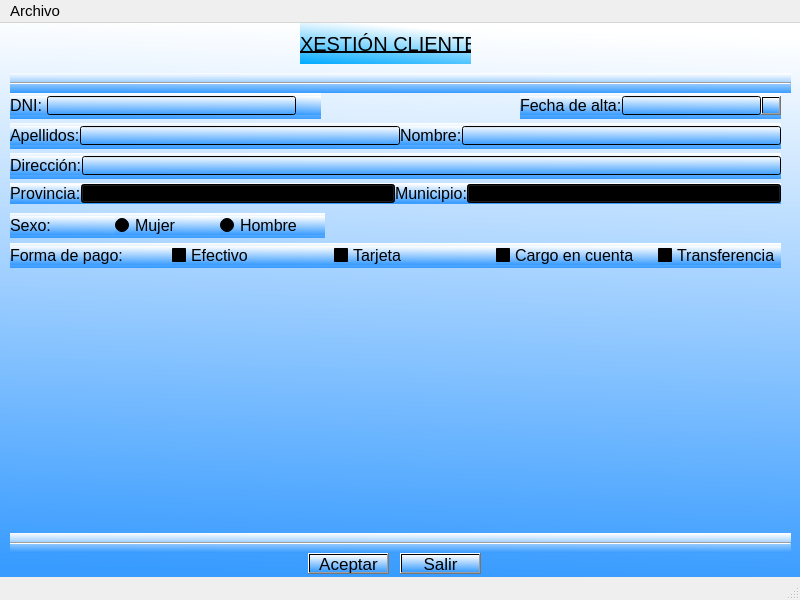
Before: the Qt Designer form prueba.ui in solglez/gonzalezescolar, drawn with Qt 5.
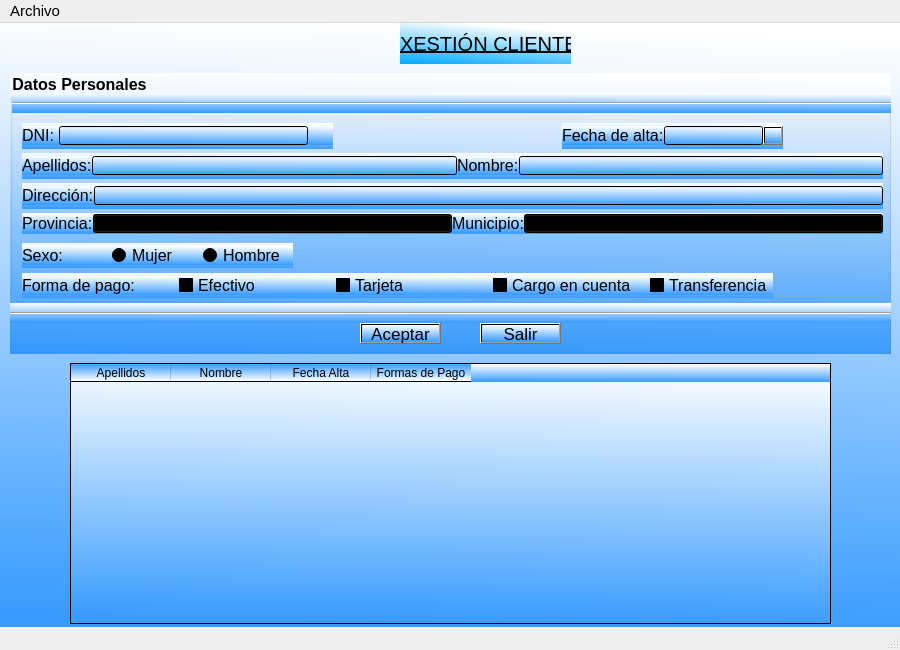
After: the same form once the commit is applied. Icons and pictures are not drawn.

Commit message: Terminamos la programación del calendario y txt inician por mayúscula. Empezamos a reorganizar ventana con table widget.

Diff of the .ui file:
```diff
--- a/prueba.ui
+++ b/prueba.ui
@@ -6,8 +6,8 @@
    <rect>
     <x>0</x>
     <y>0</y>
-    <width>800</width>
-    <height>600</height>
+    <width>900</width>
+    <height>650</height>
    </rect>
   </property>
   <property name="sizePolicy">
@@ -18,8 +18,8 @@
   </property>
   <property name="maximumSize">
    <size>
-    <width>800</width>
-    <height>600</height>
+    <width>1024</width>
+    <height>800</height>
    </size>
   </property>
   <property name="font">
@@ -37,12 +37,311 @@
    <property name="styleSheet">
     <string notr="true"> QWidget{background-color: qlineargradient(spread:pad, x1:0.414, y1:1, x2:0.46, y2:0, stop:0 rgba(55, 155, 255, 255), stop:1 rgba(255, 255, 255, 255));} </string>
    </property>
+   <widget class="QGroupBox" name="groupBox">
+    <property name="geometry">
+     <rect>
+      <x>10</x>
+      <y>50</y>
+      <width>881</width>
+      <height>281</height>
+     </rect>
+    </property>
+    <property name="font">
+     <font>
+      <pointsize>12</pointsize>
+      <weight>75</weight>
+      <bold>true</bold>
+     </font>
+    </property>
+    <property name="title">
+     <string>Datos Personales</string>
+    </property>
+    <property name="alignment">
+     <set>Qt::AlignLeading|Qt::AlignLeft|Qt::AlignVCenter</set>
+    </property>
+    <widget class="QWidget" name="horizontalLayoutWidget_5">
+     <property name="geometry">
+      <rect>
+       <x>12</x>
+       <y>170</y>
+       <width>271</width>
+       <height>25</height>
+      </rect>
+     </property>
+     <layout class="QHBoxLayout" name="horizontalLayout_5">
+      <property name="spacing">
+       <number>0</number>
+      </property>
+      <item>
+       <widget class="QLabel" name="lblSexo">
+        <property name="maximumSize">
+         <size>
+          <width>16777215</width>
+          <height>19</height>
+         </size>
+        </property>
+        <property name="font">
+         <font>
+          <pointsize>12</pointsize>
+         </font>
+        </property>
+        <property name="text">
+         <string>Sexo:</string>
+        </property>
+       </widget>
+      </item>
+      <item>
+       <widget class="QRadioButton" name="rbtFem">
+        <property name="maximumSize">
+         <size>
+          <width>16777215</width>
+          <height>19</height>
+         </size>
+        </property>
+        <property name="font">
+         <font>
+          <pointsize>12</pointsize>
+         </font>
+        </property>
+        <property name="text">
+         <string>Mujer</string>
+        </property>
+        <attribute name="buttonGroup">
+         <string notr="true">rbtGroupSex</string>
+        </attribute>
+       </widget>
+      </item>
+      <item>
+       <widget class="QRadioButton" name="rbtHom">
+        <property name="maximumSize">
+         <size>
+          <width>16777215</width>
+          <height>19</height>
+         </size>
+        </property>
+        <property name="font">
+         <font>
+          <pointsize>12</pointsize>
+         </font>
+        </property>
+        <property name="text">
+         <string>Hombre</string>
+        </property>
+        <attribute name="buttonGroup">
+         <string notr="true">rbtGroupSex</string>
+        </attribute>
+       </widget>
+      </item>
+     </layout>
+    </widget>
+    <widget class="QWidget" name="horizontalLayoutWidget_3">
+     <property name="geometry">
+      <rect>
+       <x>12</x>
+       <y>110</y>
+       <width>861</width>
+       <height>26</height>
+      </rect>
+     </property>
+     <layout class="QHBoxLayout" name="horizontalLayout_3">
+      <property name="spacing">
+       <number>0</number>
+      </property>
+      <property name="sizeConstraint">
+       <enum>QLayout::SetNoConstraint</enum>
+      </property>
+      <item>
+       <widget class="QLabel" name="lblDir">
+        <property name="maximumSize">
+         <size>
+          <width>16777215</width>
+          <height>19</height>
+         </size>
+        </property>
+        <property name="font">
+         <font>
+          <pointsize>12</pointsize>
+         </font>
+        </property>
+        <property name="text">
+         <string>Dirección:</string>
+        </property>
+       </widget>
+      </item>
+      <item>
+       <widget class="QLineEdit" name="txtDir">
+        <property name="maximumSize">
+         <size>
+          <width>16777215</width>
+          <height>19</height>
+         </size>
+        </property>
+        <property name="font">
+         <font>
+          <pointsize>11</pointsize>
+         </font>
+        </property>
+       </widget>
+      </item>
+     </layout>
+    </widget>
+    <widget class="QWidget" name="horizontalLayoutWidget">
+     <property name="geometry">
+      <rect>
+       <x>12</x>
+       <y>50</y>
+       <width>311</width>
+       <height>26</height>
+      </rect>
+     </property>
+     <layout class="QHBoxLayout" name="horizontalLayout">
+      <property name="spacing">
+       <number>0</number>
+      </property>
+      <property name="sizeConstraint">
+       <enum>QLayout::SetNoConstraint</enum>
+      </property>
+      <item>
+       <widget class="QLabel" name="lblDNI">
+        <property name="maximumSize">
+         <size>
+          <width>16777215</width>
+          <height>19</height>
+         </size>
+        </property>
+        <property name="font">
+         <font>
+          <pointsize>12</pointsize>
+          <weight>50</weight>
+          <bold>false</bold>
+         </font>
+        </property>
+        <property name="text">
+         <string>DNI: </string>
+        </property>
+       </widget>
+      </item>
+      <item>
+       <widget class="QLineEdit" name="txtDNI">
+        <property name="maximumSize">
+         <size>
+          <width>16777215</width>
+          <height>19</height>
+         </size>
+        </property>
+        <property name="font">
+         <font>
+          <pointsize>11</pointsize>
+         </font>
+        </property>
+       </widget>
+      </item>
+      <item>
+       <widget class="QLabel" name="lblValidoDNI">
+        <property name="minimumSize">
+         <size>
+          <width>25</width>
+          <height>0</height>
+         </size>
+        </property>
+        <property name="maximumSize">
+         <size>
+          <width>16777215</width>
+          <height>19</height>
+         </size>
+        </property>
+        <property name="font">
+         <font>
+          <pointsize>14</pointsize>
+         </font>
+        </property>
+        <property name="text">
+         <string/>
+        </property>
+       </widget>
+      </item>
+     </layout>
+    </widget>
+    <widget class="QWidget" name="horizontalLayoutWidget_7">
+     <property name="geometry">
+      <rect>
+       <x>552</x>
+       <y>50</y>
+       <width>221</width>
+       <height>26</height>
+      </rect>
+     </property>
+     <layout class="QHBoxLayout" name="horizontalLayout_7">
+      <property name="spacing">
+       <number>0</number>
+      </property>
+      <item>
+       <widget class="QLabel" name="lblAlta">
+        <property name="maximumSize">
+         <size>
+          <width>16777215</width>
+          <height>19</height>
+         </size>
+        </property>
+        <property name="font">
+         <font>
+          <pointsize>12</pointsize>
+         </font>
+        </property>
+        <property name="text">
+         <string>Fecha de alta:</string>
+        </property>
+       </widget>
+      </item>
+      <item>
+       <widget class="QLineEdit" name="txtAltaCli">
+        <property name="maximumSize">
+         <size>
+          <width>100</width>
+          <height>19</height>
+         </size>
+        </property>
+        <property name="font">
+         <font>
+          <pointsize>11</pointsize>
+         </font>
+        </property>
+        <property name="alignment">
+         <set>Qt::AlignRight|Qt::AlignTrailing|Qt::AlignVCenter</set>
+        </property>
+       </widget>
+      </item>
+      <item>
+       <widget class="QPushButton" name="btnCalendar">
+        <property name="maximumSize">
+         <size>
+          <width>20</width>
+          <height>19</height>
+         </size>
+        </property>
+        <property name="text">
+         <string/>
+        </property>
+        <property name="icon">
+         <iconset>
+          <normaloff>img/iconoCal1.png</normaloff>img/iconoCal1.png</iconset>
+        </property>
+        <property name="iconSize">
+         <size>
+          <width>16</width>
+          <height>16</height>
+         </size>
+        </property>
+       </widget>
+      </item>
+     </layout>
+    </widget>
    <widget class="QWidget" name="horizontalLayoutWidget_2">
     <property name="geometry">
      <rect>
-      <x>10</x>
-      <y>100</y>
-      <width>771</width>
+       <x>12</x>
+       <y>80</y>
+       <width>861</width>
       <height>26</height>
      </rect>
     </property>
@@ -121,11 +420,327 @@
      </item>
     </layout>
    </widget>
+    <widget class="QWidget" name="horizontalLayoutWidget_6">
+     <property name="geometry">
+      <rect>
+       <x>12</x>
+       <y>140</y>
+       <width>861</width>
+       <height>21</height>
+      </rect>
+     </property>
+     <layout class="QHBoxLayout" name="horizontalLayout_6">
+      <property name="spacing">
+       <number>0</number>
+      </property>
+      <item>
+       <widget class="QLabel" name="lblPro">
+        <property name="sizePolicy">
+         <sizepolicy hsizetype="Preferred" vsizetype="Preferred">
+          <horstretch>0</horstretch>
+          <verstretch>0</verstretch>
+         </sizepolicy>
+        </property>
+        <property name="maximumSize">
+         <size>
+          <width>16777215</width>
+          <height>19</height>
+         </size>
+        </property>
+        <property name="font">
+         <font>
+          <pointsize>12</pointsize>
+         </font>
+        </property>
+        <property name="text">
+         <string>Provincia:</string>
+        </property>
+       </widget>
+      </item>
+      <item>
+       <widget class="QComboBox" name="cmbProv">
+        <property name="sizePolicy">
+         <sizepolicy hsizetype="Expanding" vsizetype="Fixed">
+          <horstretch>0</horstretch>
+          <verstretch>0</verstretch>
+         </sizepolicy>
+        </property>
+        <property name="maximumSize">
+         <size>
+          <width>16777215</width>
+          <height>19</height>
+         </size>
+        </property>
+       </widget>
+      </item>
+      <item>
+       <widget class="QLabel" name="lblMun">
+        <property name="sizePolicy">
+         <sizepolicy hsizetype="Preferred" vsizetype="Preferred">
+          <horstretch>0</horstretch>
+          <verstretch>0</verstretch>
+         </sizepolicy>
+        </property>
+        <property name="maximumSize">
+         <size>
+          <width>16777215</width>
+          <height>19</height>
+         </size>
+        </property>
+        <property name="font">
+         <font>
+          <pointsize>12</pointsize>
+         </font>
+        </property>
+        <property name="text">
+         <string>Municipio:</string>
+        </property>
+       </widget>
+      </item>
+      <item>
+       <widget class="QComboBox" name="cmbMun">
+        <property name="sizePolicy">
+         <sizepolicy hsizetype="Expanding" vsizetype="Fixed">
+          <horstretch>0</horstretch>
+          <verstretch>0</verstretch>
+         </sizepolicy>
+        </property>
+        <property name="maximumSize">
+         <size>
+          <width>16777215</width>
+          <height>19</height>
+         </size>
+        </property>
+       </widget>
+      </item>
+     </layout>
+    </widget>
+    <widget class="Line" name="line_2">
+     <property name="geometry">
+      <rect>
+       <x>2</x>
+       <y>20</y>
+       <width>881</width>
+       <height>20</height>
+      </rect>
+     </property>
+     <property name="autoFillBackground">
+      <bool>false</bool>
+     </property>
+     <property name="orientation">
+      <enum>Qt::Horizontal</enum>
+     </property>
+    </widget>
+    <widget class="QWidget" name="horizontalLayoutWidget_4">
+     <property name="geometry">
+      <rect>
+       <x>12</x>
+       <y>200</y>
+       <width>751</width>
+       <height>25</height>
+      </rect>
+     </property>
+     <layout class="QHBoxLayout" name="horizontalLayout_4">
+      <property name="spacing">
+       <number>0</number>
+      </property>
+      <item>
+       <widget class="QLabel" name="lblFormapago">
+        <property name="sizePolicy">
+         <sizepolicy hsizetype="Expanding" vsizetype="Preferred">
+          <horstretch>0</horstretch>
+          <verstretch>0</verstretch>
+         </sizepolicy>
+        </property>
+        <property name="maximumSize">
+         <size>
+          <width>16777215</width>
+          <height>19</height>
+         </size>
+        </property>
+        <property name="font">
+         <font>
+          <pointsize>12</pointsize>
+         </font>
+        </property>
+        <property name="text">
+         <string>Forma de pago:</string>
+        </property>
+       </widget>
+      </item>
+      <item>
+       <widget class="QCheckBox" name="chkEfectivo">
+        <property name="sizePolicy">
+         <sizepolicy hsizetype="Expanding" vsizetype="Fixed">
+          <horstretch>0</horstretch>
+          <verstretch>0</verstretch>
+         </sizepolicy>
+        </property>
+        <property name="minimumSize">
+         <size>
+          <width>100</width>
+          <height>0</height>
+         </size>
+        </property>
+        <property name="maximumSize">
+         <size>
+          <width>16777215</width>
+          <height>19</height>
+         </size>
+        </property>
+        <property name="font">
+         <font>
+          <pointsize>12</pointsize>
+         </font>
+        </property>
+        <property name="text">
+         <string>Efectivo</string>
+        </property>
+        <attribute name="buttonGroup">
+         <string notr="true">chkGroupPago</string>
+        </attribute>
+       </widget>
+      </item>
+      <item>
+       <widget class="QCheckBox" name="chkTarjeta">
+        <property name="sizePolicy">
+         <sizepolicy hsizetype="Expanding" vsizetype="Fixed">
+          <horstretch>0</horstretch>
+          <verstretch>0</verstretch>
+         </sizepolicy>
+        </property>
+        <property name="minimumSize">
+         <size>
+          <width>100</width>
+          <height>0</height>
+         </size>
+        </property>
+        <property name="maximumSize">
+         <size>
+          <width>16777215</width>
+          <height>19</height>
+         </size>
+        </property>
+        <property name="font">
+         <font>
+          <pointsize>12</pointsize>
+         </font>
+        </property>
+        <property name="text">
+         <string>Tarjeta</string>
+        </property>
+        <attribute name="buttonGroup">
+         <string notr="true">chkGroupPago</string>
+        </attribute>
+       </widget>
+      </item>
+      <item>
+       <widget class="QCheckBox" name="chkCargoCuenta">
+        <property name="sizePolicy">
+         <sizepolicy hsizetype="Expanding" vsizetype="Fixed">
+          <horstretch>0</horstretch>
+          <verstretch>0</verstretch>
+         </sizepolicy>
+        </property>
+        <property name="minimumSize">
+         <size>
+          <width>100</width>
+          <height>0</height>
+         </size>
+        </property>
+        <property name="maximumSize">
+         <size>
+          <width>16777215</width>
+          <height>19</height>
+         </size>
+        </property>
+        <property name="font">
+         <font>
+          <pointsize>12</pointsize>
+         </font>
+        </property>
+        <property name="text">
+         <string>Cargo en cuenta</string>
+        </property>
+        <attribute name="buttonGroup">
+         <string notr="true">chkGroupPago</string>
+        </attribute>
+       </widget>
+      </item>
+      <item>
+       <widget class="QCheckBox" name="chkTransfe">
+        <property name="sizePolicy">
+         <sizepolicy hsizetype="Minimum" vsizetype="Expanding">
+          <horstretch>0</horstretch>
+          <verstretch>0</verstretch>
+         </sizepolicy>
+        </property>
+        <property name="minimumSize">
+         <size>
+          <width>100</width>
+          <height>0</height>
+         </size>
+        </property>
+        <property name="maximumSize">
+         <size>
+          <width>16777215</width>
+          <height>19</height>
+         </size>
+        </property>
+        <property name="font">
+         <font>
+          <pointsize>12</pointsize>
+         </font>
+        </property>
+        <property name="text">
+         <string>Transferencia</string>
+        </property>
+        <attribute name="buttonGroup">
+         <string notr="true">chkGroupPago</string>
+        </attribute>
+       </widget>
+      </item>
+     </layout>
+    </widget>
+    <widget class="Line" name="line">
+     <property name="geometry">
+      <rect>
+       <x>0</x>
+       <y>230</y>
+       <width>881</width>
+       <height>20</height>
+      </rect>
+     </property>
+     <property name="autoFillBackground">
+      <bool>false</bool>
+     </property>
+     <property name="orientation">
+      <enum>Qt::Horizontal</enum>
+     </property>
+    </widget>
+    <widget class="QPushButton" name="btnSalir">
+     <property name="geometry">
+      <rect>
+       <x>470</x>
+       <y>250</y>
+       <width>81</width>
+       <height>21</height>
+      </rect>
+     </property>
+     <property name="font">
+      <font>
+       <pointsize>13</pointsize>
+      </font>
+     </property>
+     <property name="text">
+      <string>Salir</string>
+     </property>
+    </widget>
    <widget class="QPushButton" name="btnAceptar">
     <property name="geometry">
      <rect>
-      <x>308</x>
-      <y>530</y>
+       <x>350</x>
+       <y>250</y>
       <width>81</width>
       <height>21</height>
      </rect>
@@ -329,28 +944,11 @@
      <string>Aceptar</string>
     </property>
    </widget>
-   <widget class="QPushButton" name="btnSalir">
-    <property name="geometry">
-     <rect>
-      <x>400</x>
-      <y>530</y>
-      <width>81</width>
-      <height>21</height>
-     </rect>
-    </property>
-    <property name="font">
-     <font>
-      <pointsize>13</pointsize>
-     </font>
-    </property>
-    <property name="text">
-     <string>Salir</string>
-    </property>
    </widget>
    <widget class="QLabel" name="lblClientes">
     <property name="geometry">
      <rect>
-      <x>300</x>
+      <x>400</x>
       <y>0</y>
       <width>171</width>
       <height>41</height>
@@ -369,577 +967,41 @@
      <string>XESTIÓN CLIENTES</string>
     </property>
    </widget>
-   <widget class="QWidget" name="horizontalLayoutWidget">
+   <widget class="QTableWidget" name="tabClientes">
     <property name="geometry">
      <rect>
-      <x>10</x>
-      <y>70</y>
-      <width>311</width>
-      <height>26</height>
+      <x>70</x>
+      <y>340</y>
+      <width>761</width>
+      <height>261</height>
      </rect>
     </property>
-    <layout class="QHBoxLayout" name="horizontalLayout">
-     <property name="spacing">
-      <number>0</number>
-     </property>
-     <property name="sizeConstraint">
-      <enum>QLayout::SetNoConstraint</enum>
-     </property>
-     <item>
-      <widget class="QLabel" name="lblDNI">
        <property name="maximumSize">
         <size>
-         <width>16777215</width>
-         <height>19</height>
-        </size>
-       </property>
-       <property name="font">
-        <font>
-         <pointsize>12</pointsize>
-         <weight>50</weight>
-         <bold>false</bold>
-        </font>
-       </property>
+      <width>761</width>
+      <height>261</height>
+     </size>
+    </property>
+    <column>
        <property name="text">
-        <string>DNI: </string>
-       </property>
-      </widget>
-     </item>
-     <item>
-      <widget class="QLineEdit" name="txtDNI">
-       <property name="maximumSize">
-        <size>
-         <width>16777215</width>
-         <height>19</height>
-        </size>
-       </property>
-       <property name="font">
-        <font>
-         <pointsize>11</pointsize>
-        </font>
-       </property>
-      </widget>
-     </item>
-     <item>
-      <widget class="QLabel" name="lblValidoDNI">
-       <property name="minimumSize">
-        <size>
-         <width>25</width>
-         <height>0</height>
-        </size>
-       </property>
-       <property name="maximumSize">
-        <size>
-         <width>16777215</width>
-         <height>19</height>
-        </size>
-       </property>
-       <property name="font">
-        <font>
-         <pointsize>14</pointsize>
-        </font>
-       </property>
+      <string>Apellidos</string>
+     </property>
+    </column>
+    <column>
        <property name="text">
-        <string/>
-       </property>
-      </widget>
-     </item>
-    </layout>
-   </widget>
-   <widget class="QWidget" name="horizontalLayoutWidget_3">
-    <property name="geometry">
-     <rect>
-      <x>10</x>
-      <y>130</y>
-      <width>771</width>
-      <height>26</height>
-     </rect>
-    </property>
-    <layout class="QHBoxLayout" name="horizontalLayout_3">
-     <property name="spacing">
-      <number>0</number>
-     </property>
-     <property name="sizeConstraint">
-      <enum>QLayout::SetNoConstraint</enum>
-     </property>
-     <item>
-      <widget class="QLabel" name="lblDir">
-       <property name="maximumSize">
-        <size>
-         <width>16777215</width>
-         <height>19</height>
-        </size>
-       </property>
-       <property name="font">
-        <font>
-         <pointsize>12</pointsize>
-        </font>
-       </property>
+      <string>Nombre</string>
+     </property>
+    </column>
+    <column>
        <property name="text">
-        <string>Dirección:</string>
-       </property>
-      </widget>
-     </item>
-     <item>
-      <widget class="QLineEdit" name="txtDir">
-       <property name="maximumSize">
-        <size>
-         <width>16777215</width>
-         <height>19</height>
-        </size>
-       </property>
-       <property name="font">
-        <font>
-         <pointsize>11</pointsize>
-        </font>
-       </property>
-      </widget>
-     </item>
-    </layout>
-   </widget>
-   <widget class="Line" name="line">
-    <property name="geometry">
-     <rect>
-      <x>10</x>
-      <y>510</y>
-      <width>781</width>
-      <height>20</height>
-     </rect>
-    </property>
-    <property name="autoFillBackground">
-     <bool>false</bool>
-    </property>
-    <property name="orientation">
-     <enum>Qt::Horizontal</enum>
-    </property>
-   </widget>
-   <widget class="QWidget" name="horizontalLayoutWidget_4">
-    <property name="geometry">
-     <rect>
-      <x>10</x>
-      <y>220</y>
-      <width>771</width>
-      <height>25</height>
-     </rect>
-    </property>
-    <layout class="QHBoxLayout" name="horizontalLayout_4">
-     <property name="spacing">
-      <number>0</number>
-     </property>
-     <item>
-      <widget class="QLabel" name="lblFormapago">
-       <property name="sizePolicy">
-        <sizepolicy hsizetype="Expanding" vsizetype="Preferred">
-         <horstretch>0</horstretch>
-         <verstretch>0</verstretch>
-        </sizepolicy>
-       </property>
-       <property name="maximumSize">
-        <size>
-         <width>16777215</width>
-         <height>19</height>
-        </size>
-       </property>
-       <property name="font">
-        <font>
-         <pointsize>12</pointsize>
-        </font>
-       </property>
+      <string>Fecha Alta</string>
+     </property>
+    </column>
+    <column>
        <property name="text">
-        <string>Forma de pago:</string>
-       </property>
-      </widget>
-     </item>
-     <item>
-      <widget class="QCheckBox" name="chkEfectivo">
-       <property name="sizePolicy">
-        <sizepolicy hsizetype="Expanding" vsizetype="Fixed">
-         <horstretch>0</horstretch>
-         <verstretch>0</verstretch>
-        </sizepolicy>
-       </property>
-       <property name="minimumSize">
-        <size>
-         <width>100</width>
-         <height>0</height>
-        </size>
-       </property>
-       <property name="maximumSize">
-        <size>
-         <width>16777215</width>
-         <height>19</height>
-        </size>
-       </property>
-       <property name="font">
-        <font>
-         <pointsize>12</pointsize>
-        </font>
-       </property>
-       <property name="text">
-        <string>Efectivo</string>
-       </property>
-       <attribute name="buttonGroup">
-        <string notr="true">chkGroupPago</string>
-       </attribute>
-      </widget>
-     </item>
-     <item>
-      <widget class="QCheckBox" name="chkTarjeta">
-       <property name="sizePolicy">
-        <sizepolicy hsizetype="Expanding" vsizetype="Fixed">
-         <horstretch>0</horstretch>
-         <verstretch>0</verstretch>
-        </sizepolicy>
-       </property>
-       <property name="minimumSize">
-        <size>
-         <width>100</width>
-         <height>0</height>
-        </size>
-       </property>
-       <property name="maximumSize">
-        <size>
-         <width>16777215</width>
-         <height>19</height>
-        </size>
-       </property>
-       <property name="font">
-        <font>
-         <pointsize>12</pointsize>
-        </font>
-       </property>
-       <property name="text">
-        <string>Tarjeta</string>
-       </property>
-       <attribute name="buttonGroup">
-        <string notr="true">chkGroupPago</string>
-       </attribute>
-      </widget>
-     </item>
-     <item>
-      <widget class="QCheckBox" name="chkCargoCuenta">
-       <property name="sizePolicy">
-        <sizepolicy hsizetype="Expanding" vsizetype="Fixed">
-         <horstretch>0</horstretch>
-         <verstretch>0</verstretch>
-        </sizepolicy>
-       </property>
-       <property name="minimumSize">
-        <size>
-         <width>100</width>
-         <height>0</height>
-        </size>
-       </property>
-       <property name="maximumSize">
-        <size>
-         <width>16777215</width>
-         <height>19</height>
-        </size>
-       </property>
-       <property name="font">
-        <font>
-         <pointsize>12</pointsize>
-        </font>
-       </property>
-       <property name="text">
-        <string>Cargo en cuenta</string>
-       </property>
-       <attribute name="buttonGroup">
-        <string notr="true">chkGroupPago</string>
-       </attribute>
-      </widget>
-     </item>
-     <item>
-      <widget class="QCheckBox" name="chkTransfe">
-       <property name="sizePolicy">
-        <sizepolicy hsizetype="Minimum" vsizetype="Expanding">
-         <horstretch>0</horstretch>
-         <verstretch>0</verstretch>
-        </sizepolicy>
-       </property>
-       <property name="minimumSize">
-        <size>
-         <width>100</width>
-         <height>0</height>
-        </size>
-       </property>
-       <property name="maximumSize">
-        <size>
-         <width>16777215</width>
-         <height>19</height>
-        </size>
-       </property>
-       <property name="font">
-        <font>
-         <pointsize>12</pointsize>
-        </font>
-       </property>
-       <property name="text">
-        <string>Transferencia</string>
-       </property>
-       <attribute name="buttonGroup">
-        <string notr="true">chkGroupPago</string>
-       </attribute>
-      </widget>
-     </item>
-    </layout>
-   </widget>
-   <widget class="Line" name="line_2">
-    <property name="geometry">
-     <rect>
-      <x>10</x>
-      <y>50</y>
-      <width>781</width>
-      <height>20</height>
-     </rect>
-    </property>
-    <property name="autoFillBackground">
-     <bool>false</bool>
-    </property>
-    <property name="orientation">
-     <enum>Qt::Horizontal</enum>
-    </property>
-   </widget>
-   <widget class="QWidget" name="horizontalLayoutWidget_5">
-    <property name="geometry">
-     <rect>
-      <x>10</x>
-      <y>190</y>
-      <width>315</width>
-      <height>25</height>
-     </rect>
-    </property>
-    <layout class="QHBoxLayout" name="horizontalLayout_5">
-     <property name="spacing">
-      <number>0</number>
-     </property>
-     <item>
-      <widget class="QLabel" name="lblSexo">
-       <property name="maximumSize">
-        <size>
-         <width>16777215</width>
-         <height>19</height>
-        </size>
-       </property>
-       <property name="font">
-        <font>
-         <pointsize>12</pointsize>
-        </font>
-       </property>
-       <property name="text">
-        <string>Sexo:</string>
-       </property>
-      </widget>
-     </item>
-     <item>
-      <widget class="QRadioButton" name="rbtFem">
-       <property name="maximumSize">
-        <size>
-         <width>16777215</width>
-         <height>19</height>
-        </size>
-       </property>
-       <property name="font">
-        <font>
-         <pointsize>12</pointsize>
-        </font>
-       </property>
-       <property name="text">
-        <string>Mujer</string>
-       </property>
-       <attribute name="buttonGroup">
-        <string notr="true">rbtGroupSex</string>
-       </attribute>
-      </widget>
-     </item>
-     <item>
-      <widget class="QRadioButton" name="rbtHom">
-       <property name="maximumSize">
-        <size>
-         <width>16777215</width>
-         <height>19</height>
-        </size>
-       </property>
-       <property name="font">
-        <font>
-         <pointsize>12</pointsize>
-        </font>
-       </property>
-       <property name="text">
-        <string>Hombre</string>
-       </property>
-       <attribute name="buttonGroup">
-        <string notr="true">rbtGroupSex</string>
-       </attribute>
-      </widget>
-     </item>
-    </layout>
-   </widget>
-   <widget class="QWidget" name="horizontalLayoutWidget_6">
-    <property name="geometry">
-     <rect>
-      <x>10</x>
-      <y>160</y>
-      <width>771</width>
-      <height>21</height>
-     </rect>
-    </property>
-    <layout class="QHBoxLayout" name="horizontalLayout_6">
-     <property name="spacing">
-      <number>0</number>
-     </property>
-     <item>
-      <widget class="QLabel" name="lblPro">
-       <property name="sizePolicy">
-        <sizepolicy hsizetype="Preferred" vsizetype="Preferred">
-         <horstretch>0</horstretch>
-         <verstretch>0</verstretch>
-        </sizepolicy>
-       </property>
-       <property name="maximumSize">
-        <size>
-         <width>16777215</width>
-         <height>19</height>
-        </size>
-       </property>
-       <property name="font">
-        <font>
-         <pointsize>12</pointsize>
-        </font>
-       </property>
-       <property name="text">
-        <string>Provincia:</string>
-       </property>
-      </widget>
-     </item>
-     <item>
-      <widget class="QComboBox" name="cmbProv">
-       <property name="sizePolicy">
-        <sizepolicy hsizetype="Expanding" vsizetype="Fixed">
-         <horstretch>0</horstretch>
-         <verstretch>0</verstretch>
-        </sizepolicy>
-       </property>
-       <property name="maximumSize">
-        <size>
-         <width>16777215</width>
-         <height>19</height>
-        </size>
-       </property>
-      </widget>
-     </item>
-     <item>
-      <widget class="QLabel" name="lblMun">
-       <property name="sizePolicy">
-        <sizepolicy hsizetype="Preferred" vsizetype="Preferred">
-         <horstretch>0</horstretch>
-         <verstretch>0</verstretch>
-        </sizepolicy>
-       </property>
-       <property name="maximumSize">
-        <size>
-         <width>16777215</width>
-         <height>19</height>
-        </size>
-       </property>
-       <property name="font">
-        <font>
-         <pointsize>12</pointsize>
-        </font>
-       </property>
-       <property name="text">
-        <string>Municipio:</string>
-       </property>
-      </widget>
-     </item>
-     <item>
-      <widget class="QComboBox" name="cmbMun">
-       <property name="sizePolicy">
-        <sizepolicy hsizetype="Expanding" vsizetype="Fixed">
-         <horstretch>0</horstretch>
-         <verstretch>0</verstretch>
-        </sizepolicy>
-       </property>
-       <property name="maximumSize">
-        <size>
-         <width>16777215</width>
-         <height>19</height>
-        </size>
-       </property>
-      </widget>
-     </item>
-    </layout>
-   </widget>
-   <widget class="QWidget" name="horizontalLayoutWidget_7">
-    <property name="geometry">
-     <rect>
-      <x>520</x>
-      <y>70</y>
-      <width>261</width>
-      <height>26</height>
-     </rect>
-    </property>
-    <layout class="QHBoxLayout" name="horizontalLayout_7">
-     <property name="spacing">
-      <number>0</number>
-     </property>
-     <item>
-      <widget class="QLabel" name="lblAlta">
-       <property name="maximumSize">
-        <size>
-         <width>16777215</width>
-         <height>19</height>
-        </size>
-       </property>
-       <property name="font">
-        <font>
-         <pointsize>12</pointsize>
-        </font>
-       </property>
-       <property name="text">
-        <string>Fecha de alta:</string>
-       </property>
-      </widget>
-     </item>
-     <item>
-      <widget class="QLineEdit" name="txtAlta">
-       <property name="maximumSize">
-        <size>
-         <width>16777215</width>
-         <height>19</height>
-        </size>
-       </property>
-       <property name="font">
-        <font>
-         <pointsize>11</pointsize>
-        </font>
-       </property>
-      </widget>
-     </item>
-     <item>
-      <widget class="QPushButton" name="btnCalendar">
-       <property name="maximumSize">
-        <size>
-         <width>20</width>
-         <height>19</height>
-        </size>
-       </property>
-       <property name="text">
-        <string/>
-       </property>
-       <property name="icon">
-        <iconset>
-         <normaloff>img/iconoCal1.png</normaloff>img/iconoCal1.png</iconset>
-       </property>
-       <property name="iconSize">
-        <size>
-         <width>16</width>
-         <height>16</height>
-        </size>
-       </property>
-      </widget>
-     </item>
-    </layout>
+      <string>Formas de Pago</string>
+     </property>
+    </column>
    </widget>
   </widget>
   <widget class="QStatusBar" name="statusbar"/>
@@ -948,7 +1010,7 @@
     <rect>
      <x>0</x>
      <y>0</y>
-     <width>800</width>
+     <width>900</width>
      <height>21</height>
     </rect>
    </property>
```
Left out of the diff: 4 changed lines with no effect on the pictures. Lines whose indentation alone changed are shown as unchanged. The commit also changes 3 other files.
